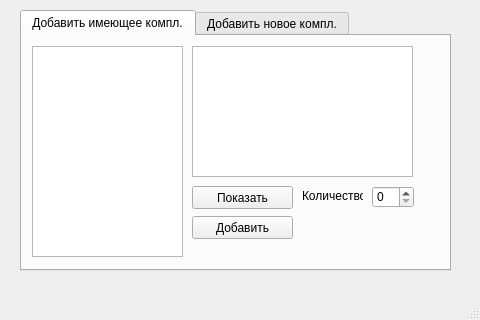
The window that windowpostavsika.ui (IraSoro/bike-store-database) describes before a commit, drawn with Qt 5.
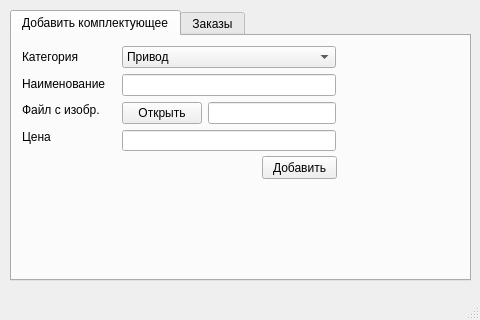
The same window after the commit. The open tabs and pages were chosen to show the change.

Diff of the .ui file:
```diff
--- a/windowpostavsika.ui
+++ b/windowpostavsika.ui
@@ -17,10 +17,10 @@
    <widget class="QTabWidget" name="tabWidget">
     <property name="geometry">
      <rect>
-      <x>20</x>
+      <x>10</x>
       <y>10</y>
-      <width>431</width>
-      <height>261</height>
+      <width>461</width>
+      <height>271</height>
      </rect>
     </property>
     <property name="currentIndex">
@@ -28,128 +28,20 @@
     </property>
     <widget class="QWidget" name="tab">
      <attribute name="title">
-      <string>Добавить имеющее компл.</string>
+      <string>Добавить комплектующее</string>
      </attribute>
-     <widget class="QListWidget" name="listWidget">
+     <widget class="QPushButton" name="pushButton_Add">
       <property name="geometry">
        <rect>
-        <x>10</x>
-        <y>10</y>
-        <width>151</width>
-        <height>211</height>
-       </rect>
-      </property>
-     </widget>
-     <widget class="QLabel" name="label">
-      <property name="geometry">
-       <rect>
-        <x>280</x>
-        <y>150</y>
-        <width>61</width>
-        <height>20</height>
-       </rect>
-      </property>
-      <property name="text">
-       <string>Количество</string>
-      </property>
-     </widget>
-     <widget class="QSpinBox" name="spinBox">
-      <property name="geometry">
-       <rect>
-        <x>350</x>
-        <y>150</y>
-        <width>42</width>
-        <height>22</height>
-       </rect>
-      </property>
-     </widget>
-     <widget class="QGraphicsView" name="graphicsView">
-      <property name="geometry">
-       <rect>
-        <x>170</x>
-        <y>10</y>
-        <width>221</width>
-        <height>131</height>
-       </rect>
-      </property>
-     </widget>
-     <widget class="QPushButton" name="pushButton">
-      <property name="geometry">
-       <rect>
-        <x>170</x>
-        <y>150</y>
-        <width>101</width>
-        <height>23</height>
-       </rect>
-      </property>
-      <property name="text">
-       <string>Показать</string>
-      </property>
-     </widget>
-     <widget class="QPushButton" name="pushButton_2">
-      <property name="geometry">
-       <rect>
-        <x>170</x>
-        <y>180</y>
-        <width>101</width>
+        <x>250</x>
+        <y>120</y>
+        <width>75</width>
         <height>23</height>
        </rect>
       </property>
       <property name="text">
        <string>Добавить</string>
       </property>
-     </widget>
-    </widget>
-    <widget class="QWidget" name="tab_2">
-     <attribute name="title">
-      <string>Добавить новое компл.</string>
-     </attribute>
-     <widget class="QWidget" name="verticalLayoutWidget">
-      <property name="geometry">
-       <rect>
-        <x>10</x>
-        <y>10</y>
-        <width>91</width>
-        <height>131</height>
-       </rect>
-      </property>
-      <layout class="QVBoxLayout" name="verticalLayout">
-       <item>
-        <widget class="QLabel" name="label_2">
-         <property name="text">
-          <string>Категория</string>
-         </property>
-        </widget>
-       </item>
-       <item>
-        <widget class="QLabel" name="label_Name">
-         <property name="text">
-          <string>Наименование</string>
-         </property>
-        </widget>
-       </item>
-       <item>
-        <widget class="QLabel" name="label_Count">
-         <property name="text">
-          <string>Количество</string>
-         </property>
-        </widget>
-       </item>
-       <item>
-        <widget class="QLabel" name="label_Pic">
-         <property name="text">
-          <string>Файл с изобр.</string>
-         </property>
-        </widget>
-       </item>
-       <item>
-        <widget class="QLabel" name="label_Cena">
-         <property name="text">
-          <string>Цена</string>
-         </property>
-        </widget>
-       </item>
-      </layout>
      </widget>
      <widget class="QWidget" name="verticalLayoutWidget_2">
       <property name="geometry">
@@ -157,7 +49,7 @@
         <x>110</x>
         <y>10</y>
         <width>214</width>
-        <height>131</height>
+        <height>105</height>
        </rect>
       </property>
       <layout class="QVBoxLayout" name="verticalLayout_2">
@@ -208,9 +100,6 @@
        <item>
         <widget class="QLineEdit" name="lineEdit_Name"/>
        </item>
-       <item>
-        <widget class="QSpinBox" name="spinBox_Count"/>
-       </item>
        <item>
         <layout class="QHBoxLayout" name="horizontalLayout">
          <item>
@@ -230,20 +119,52 @@
        </item>
       </layout>
      </widget>
-     <widget class="QPushButton" name="pushButton_Add">
+     <widget class="QWidget" name="verticalLayoutWidget">
       <property name="geometry">
        <rect>
-        <x>200</x>
-        <y>150</y>
-        <width>75</width>
-        <height>23</height>
+        <x>10</x>
+        <y>10</y>
+        <width>91</width>
+        <height>101</height>
        </rect>
       </property>
-      <property name="text">
-       <string>Добавить</string>
-      </property>
+      <layout class="QVBoxLayout" name="verticalLayout">
+       <item>
+        <widget class="QLabel" name="label_2">
+         <property name="text">
+          <string>Категория</string>
+         </property>
+        </widget>
+       </item>
+       <item>
+        <widget class="QLabel" name="label_Name">
+         <property name="text">
+          <string>Наименование</string>
+         </property>
+        </widget>
+       </item>
+       <item>
+        <widget class="QLabel" name="label_Pic">
+         <property name="text">
+          <string>Файл с изобр.</string>
+         </property>
+        </widget>
+       </item>
+       <item>
+        <widget class="QLabel" name="label_Cena">
+         <property name="text">
+          <string>Цена</string>
+         </property>
+        </widget>
+       </item>
+      </layout>
      </widget>
     </widget>
+    <widget class="QWidget" name="tab_2">
+     <attribute name="title">
+      <string>Заказы</string>
+     </attribute>
+    </widget>
    </widget>
   </widget>
   <widget class="QMenuBar" name="menubar">
```
